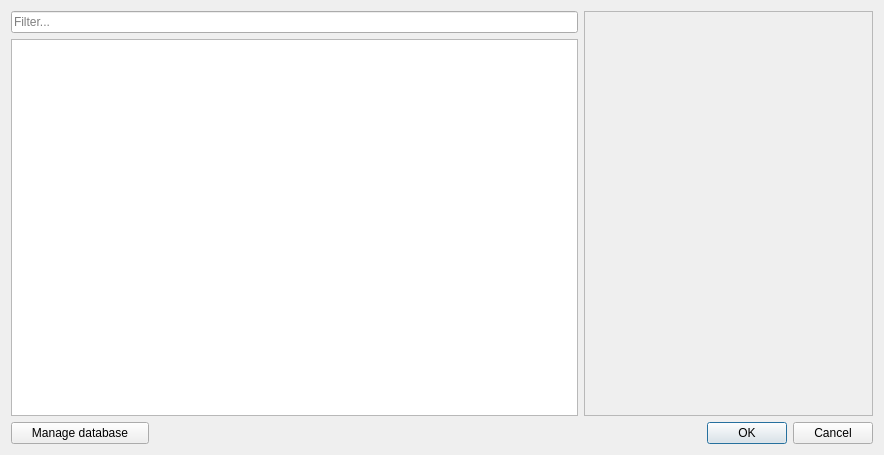
First picture: the form in src/subprojects/AutoEqIntegration/AeqSelector.ui, repository Audio4Linux/JDSP4Linux, before the edit.
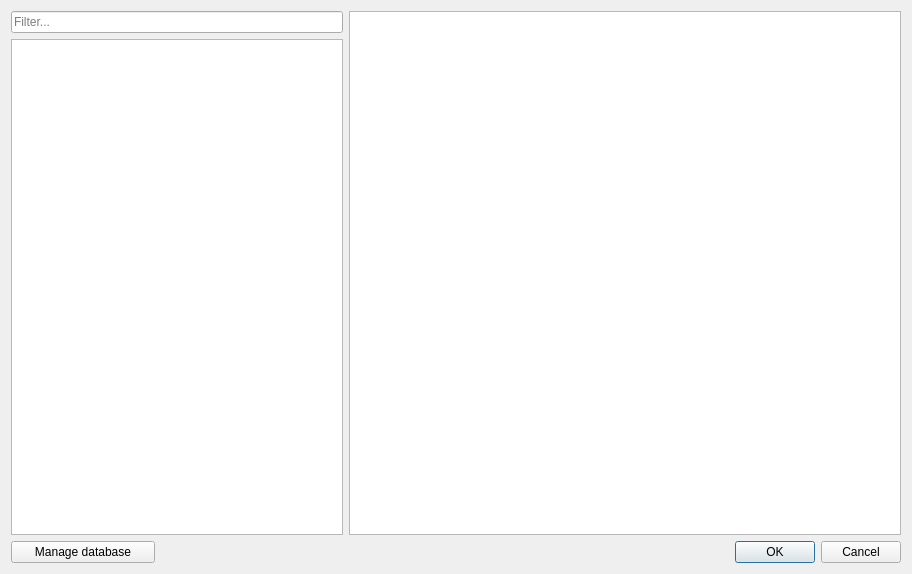
Second picture: the form after the edit. The open tabs and pages were chosen to show the change. Icons and pictures are not drawn. Custom widgets are drawn as their Qt base class.

Diff of the .ui file:
```diff
--- a/src/subprojects/AutoEqIntegration/AeqSelector.ui
+++ b/src/subprojects/AutoEqIntegration/AeqSelector.ui
@@ -6,8 +6,8 @@
    <rect>
     <x>0</x>
     <y>0</y>
-    <width>884</width>
-    <height>455</height>
+    <width>912</width>
+    <height>574</height>
    </rect>
   </property>
   <property name="windowTitle">
@@ -15,7 +15,7 @@
   </property>
   <layout class="QVBoxLayout" name="verticalLayout">
    <item>
-    <layout class="QHBoxLayout" name="mainContentLayout" stretch="6,0">
+    <layout class="QHBoxLayout" name="mainContentLayout" stretch="6,10">
      <item>
       <widget class="QStackedWidget" name="stackedWidget">
        <property name="frameShape">
@@ -294,12 +294,17 @@
            </layout>
           </widget>
           <widget class="QWidget" name="page_2">
+           <property name="styleSheet">
+            <string notr="true">#page_2 {
+	background-color: white;
+}</string>
+           </property>
            <layout class="QVBoxLayout" name="verticalLayout_8">
             <property name="leftMargin">
              <number>0</number>
             </property>
             <property name="topMargin">
-             <number>0</number>
+             <number>4</number>
             </property>
             <property name="rightMargin">
              <number>0</number>
```
Left out of the diff: 2 changed lines with no effect on the pictures.
